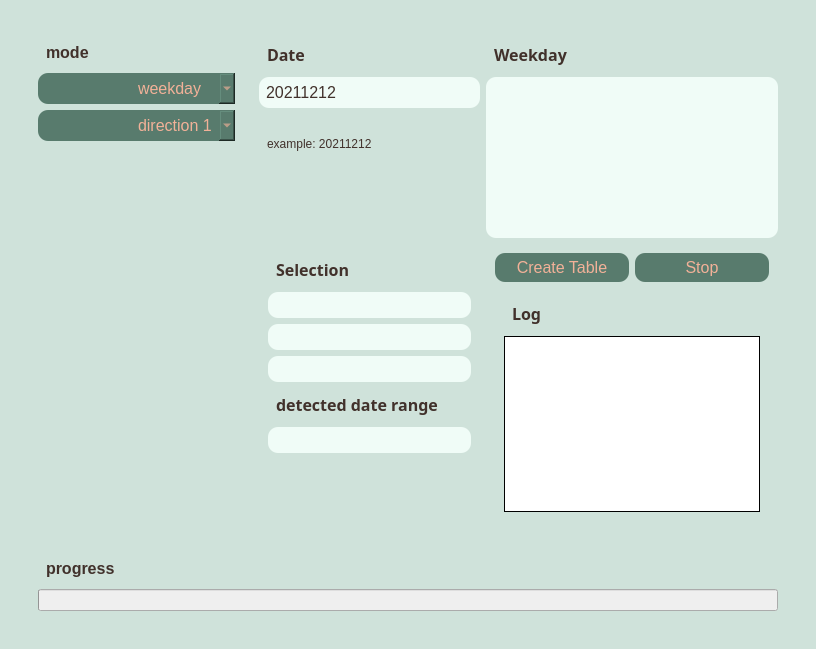
Old version of the form add_files/create_table_create.ui in the repository Themishau/GTFStoFahrplan.
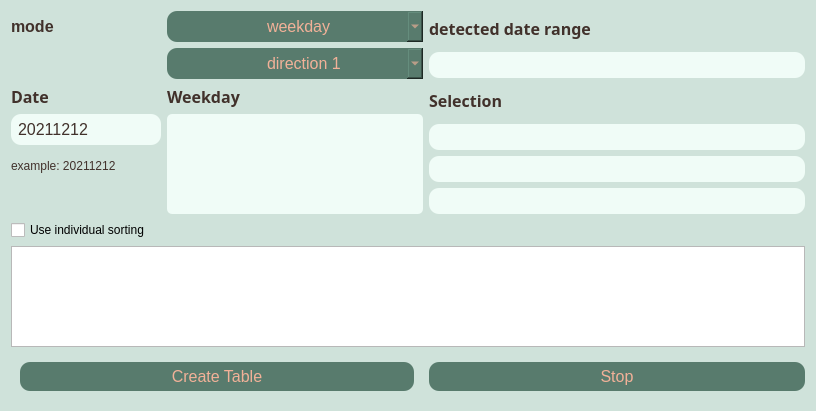
New version of the form.

Commit message: new ui elements and refactoring methods SPlash

Diff of the .ui file:
```diff
--- a/add_files/create_table_create.ui
+++ b/add_files/create_table_create.ui
@@ -7,9 +7,15 @@
     <x>0</x>
     <y>0</y>
     <width>816</width>
-    <height>649</height>
+    <height>411</height>
    </rect>
   </property>
+  <property name="sizePolicy">
+   <sizepolicy hsizetype="MinimumExpanding" vsizetype="MinimumExpanding">
+    <horstretch>0</horstretch>
+    <verstretch>0</verstretch>
+   </sizepolicy>
+  </property>
   <property name="windowTitle">
    <string>Form</string>
   </property>
@@ -23,8 +29,7 @@
 
 #Form QListWidget {
 	background-color: #F0FCF7;
-   border-radius: 10px;
-	padding: 5px 5px 5px 5px;
+   border-radius: 5px;
 	text-align: center;
     color:#41312b;
 }
@@ -46,8 +51,6 @@
 }
 
 #Form QLabel {
-   border-radius: 10px;
-	padding: 5px 5px 5px 5px;
 	text-align: center;
     color:#41312b;
 }
@@ -68,18 +71,36 @@
 }</string>
   </property>
   <layout class="QGridLayout" name="gridLayout">
-   <item row="0" column="0">
-    <widget class="QWidget" name="widget_2" native="true">
-     <layout class="QGridLayout" name="gridLayout_6">
-      <item row="0" column="0">
-       <widget class="QWidget" name="widget" native="true">
-        <layout class="QGridLayout" name="gridLayout_2">
-         <item row="0" column="0">
-          <widget class="QWidget" name="widget_3" native="true">
-           <layout class="QGridLayout" name="gridLayout_4">
-            <item row="0" column="0">
-             <layout class="QGridLayout" name="gridLayout_3">
+   <item row="2" column="0" colspan="2">
+    <widget class="QTableView" name="tableView"/>
+   </item>
+   <item row="5" column="0">
+    <widget class="QWidget" name="widget_8" native="true">
+     <layout class="QGridLayout" name="gridLayout_15">
               <item row="3" column="0">
+       <widget class="QPushButton" name="btnStart">
+        <property name="enabled">
+         <bool>false</bool>
+        </property>
+        <property name="font">
+         <font>
+          <pointsize>12</pointsize>
+         </font>
+        </property>
+        <property name="styleSheet">
+         <string notr="true"/>
+        </property>
+        <property name="text">
+         <string>Create Table</string>
+        </property>
+       </widget>
+      </item>
+     </layout>
+    </widget>
+   </item>
+   <item row="0" column="0">
+    <layout class="QGridLayout" name="gridLayout_5">
+     <item row="0" column="0">
                <widget class="QLabel" name="label_12">
                 <property name="styleSheet">
                  <string notr="true"/>
@@ -89,8 +110,18 @@
                 </property>
                </widget>
               </item>
-              <item row="6" column="0">
-               <widget class="QComboBox" name="comboBox_direction">
+     <item row="4" column="0">
+      <widget class="QLabel" name="label_2">
+       <property name="styleSheet">
+        <string notr="true"/>
+       </property>
+       <property name="text">
+        <string>example: 20211212</string>
+       </property>
+      </widget>
+     </item>
+     <item row="3" column="1" rowspan="3">
+      <widget class="QListWidget" name="listDatesWeekday">
                 <property name="enabled">
                  <bool>false</bool>
                 </property>
@@ -102,19 +133,15 @@
                 <property name="styleSheet">
                  <string notr="true"/>
                 </property>
-                <item>
-                 <property name="text">
-                  <string>direction 1</string>
-                 </property>
-                </item>
-                <item>
-                 <property name="text">
-                  <string>direction 2</string>
-                 </property>
-                </item>
-               </widget>
-              </item>
-              <item row="5" column="0">
+       <property name="verticalScrollBarPolicy">
+        <enum>Qt::ScrollBarAlwaysOff</enum>
+       </property>
+       <property name="horizontalScrollBarPolicy">
+        <enum>Qt::ScrollBarAlwaysOff</enum>
+       </property>
+      </widget>
+     </item>
+     <item row="0" column="1">
                <widget class="QComboBox" name="comboBox">
                 <property name="enabled">
                  <bool>false</bool>
@@ -139,30 +166,7 @@
                 </item>
                </widget>
               </item>
-              <item row="7" column="0">
-               <spacer name="verticalSpacer">
-                <property name="orientation">
-                 <enum>Qt::Vertical</enum>
-                </property>
-                <property name="sizeHint" stdset="0">
-                 <size>
-                  <width>20</width>
-                  <height>40</height>
-                 </size>
-                </property>
-               </spacer>
-              </item>
-             </layout>
-            </item>
-           </layout>
-          </widget>
-         </item>
-         <item row="0" column="1">
-          <widget class="QWidget" name="widget_4" native="true">
-           <layout class="QGridLayout" name="gridLayout_7">
-            <item row="0" column="0">
-             <layout class="QGridLayout" name="gridLayout_5">
-              <item row="0" column="1">
+     <item row="2" column="1">
                <widget class="QLabel" name="label_6">
                 <property name="font">
                  <font>
@@ -181,17 +185,7 @@
                 </property>
                </widget>
               </item>
-              <item row="2" column="0">
-               <widget class="QLabel" name="label_2">
-                <property name="styleSheet">
-                 <string notr="true"/>
-                </property>
-                <property name="text">
-                 <string>example: 20211212</string>
-                </property>
-               </widget>
-              </item>
-              <item row="1" column="0">
+     <item row="3" column="0">
                <widget class="QLineEdit" name="lineDateInput">
                 <property name="enabled">
                  <bool>false</bool>
@@ -209,28 +203,7 @@
                 </property>
                </widget>
               </item>
-              <item row="1" column="1" rowspan="3">
-               <widget class="QListWidget" name="listDatesWeekday">
-                <property name="enabled">
-                 <bool>false</bool>
-                </property>
-                <property name="font">
-                 <font>
-                  <pointsize>12</pointsize>
-                 </font>
-                </property>
-                <property name="styleSheet">
-                 <string notr="true"/>
-                </property>
-                <property name="verticalScrollBarPolicy">
-                 <enum>Qt::ScrollBarAlwaysOff</enum>
-                </property>
-                <property name="horizontalScrollBarPolicy">
-                 <enum>Qt::ScrollBarAlwaysOff</enum>
-                </property>
-               </widget>
-              </item>
-              <item row="0" column="0">
+     <item row="2" column="0">
                <widget class="QLabel" name="label_13">
                 <property name="font">
                  <font>
@@ -249,31 +222,54 @@
                 </property>
                </widget>
               </item>
-              <item row="5" column="0">
-               <widget class="QWidget" name="widget_5" native="true">
-                <layout class="QGridLayout" name="gridLayout_9">
-                 <item row="0" column="0">
-                  <layout class="QGridLayout" name="gridLayout_8">
-                   <item row="0" column="0">
-                    <widget class="QLabel" name="label_16">
+     <item row="1" column="1">
+      <widget class="QComboBox" name="comboBox_direction">
+       <property name="enabled">
+        <bool>false</bool>
+       </property>
                      <property name="font">
                       <font>
-                       <family>72</family>
-                       <pointsize>8</pointsize>
-                       <weight>50</weight>
-                       <italic>false</italic>
-                       <bold>false</bold>
+         <pointsize>12</pointsize>
                       </font>
                      </property>
                      <property name="styleSheet">
                       <string notr="true"/>
                      </property>
+       <item>
                      <property name="text">
-                      <string>&lt;html&gt;&lt;head/&gt;&lt;body&gt;&lt;p&gt;&lt;span style=&quot; font-size:12pt; font-weight:600;&quot;&gt;Selection&lt;/span&gt;&lt;/p&gt;&lt;/body&gt;&lt;/html&gt;</string>
-                     </property>
-                    </widget>
-                   </item>
-                   <item row="3" column="0">
+         <string>direction 1</string>
+        </property>
+       </item>
+       <item>
+        <property name="text">
+         <string>direction 2</string>
+        </property>
+       </item>
+      </widget>
+     </item>
+    </layout>
+   </item>
+   <item row="5" column="1">
+    <widget class="QPushButton" name="btnStop">
+     <property name="enabled">
+      <bool>false</bool>
+     </property>
+     <property name="font">
+      <font>
+       <pointsize>12</pointsize>
+      </font>
+     </property>
+     <property name="styleSheet">
+      <string notr="true"/>
+     </property>
+     <property name="text">
+      <string>Stop</string>
+     </property>
+    </widget>
+   </item>
+   <item row="0" column="1">
+    <layout class="QGridLayout" name="gridLayout_3">
+     <item row="11" column="0">
                     <widget class="QLineEdit" name="line_Selection_agency">
                      <property name="enabled">
                       <bool>false</bool>
@@ -283,27 +279,7 @@
                      </property>
                     </widget>
                    </item>
-                   <item row="2" column="0">
-                    <widget class="QLineEdit" name="line_Selection_format">
-                     <property name="enabled">
-                      <bool>false</bool>
-                     </property>
-                     <property name="styleSheet">
-                      <string notr="true"/>
-                     </property>
-                    </widget>
-                   </item>
-                   <item row="7" column="0">
-                    <widget class="QLineEdit" name="line_Selection_date_range">
-                     <property name="enabled">
-                      <bool>false</bool>
-                     </property>
-                     <property name="styleSheet">
-                      <string notr="true"/>
-                     </property>
-                    </widget>
-                   </item>
-                   <item row="4" column="0">
+     <item row="12" column="0">
                     <widget class="QLineEdit" name="line_Selection_trips">
                      <property name="enabled">
                       <bool>false</bool>
@@ -313,7 +289,7 @@
                      </property>
                     </widget>
                    </item>
-                   <item row="6" column="0">
+     <item row="3" column="0">
                     <widget class="QLabel" name="label_17">
                      <property name="font">
                       <font>
@@ -332,74 +308,18 @@
                      </property>
                     </widget>
                    </item>
-                  </layout>
-                 </item>
-                 <item row="1" column="0">
-                  <spacer name="verticalSpacer_2">
-                   <property name="orientation">
-                    <enum>Qt::Vertical</enum>
-                   </property>
-                   <property name="sizeHint" stdset="0">
-                    <size>
-                     <width>20</width>
-                     <height>40</height>
-                    </size>
-                   </property>
-                  </spacer>
-                 </item>
-                </layout>
-               </widget>
-              </item>
-              <item row="5" column="1">
-               <widget class="QWidget" name="widget_7" native="true">
-                <layout class="QGridLayout" name="gridLayout_13">
-                 <item row="0" column="0">
-                  <layout class="QGridLayout" name="gridLayout_12">
-                   <item row="0" column="0">
-                    <widget class="QPushButton" name="btnStart">
+     <item row="4" column="0">
+      <widget class="QLineEdit" name="line_Selection_date_range">
                      <property name="enabled">
                       <bool>false</bool>
                      </property>
-                     <property name="font">
-                      <font>
-                       <pointsize>12</pointsize>
-                      </font>
-                     </property>
                      <property name="styleSheet">
                       <string notr="true"/>
                      </property>
-                     <property name="text">
-                      <string>Create Table</string>
-                     </property>
-                    </widget>
-                   </item>
-                   <item row="0" column="1">
-                    <widget class="QPushButton" name="btnStop">
-                     <property name="enabled">
-                      <bool>false</bool>
-                     </property>
-                     <property name="font">
-                      <font>
-                       <pointsize>12</pointsize>
-                      </font>
-                     </property>
-                     <property name="styleSheet">
-                      <string notr="true"/>
-                     </property>
-                     <property name="text">
-                      <string>Stop</string>
-                     </property>
-                    </widget>
-                   </item>
-                  </layout>
-                 </item>
-                 <item row="1" column="0">
-                  <widget class="QWidget" name="widget_8" native="true">
-                   <layout class="QGridLayout" name="gridLayout_15">
-                    <item row="0" column="0">
-                     <layout class="QGridLayout" name="gridLayout_14">
-                      <item row="0" column="0">
-                       <widget class="QLabel" name="label_7">
+      </widget>
+     </item>
+     <item row="9" column="0">
+      <widget class="QLabel" name="label_16">
                         <property name="font">
                          <font>
                           <family>72</family>
@@ -413,94 +333,27 @@
                          <string notr="true"/>
                         </property>
                         <property name="text">
-                         <string>&lt;html&gt;&lt;head/&gt;&lt;body&gt;&lt;p&gt;&lt;span style=&quot; font-size:12pt; font-weight:600;&quot;&gt;Log&lt;/span&gt;&lt;/p&gt;&lt;/body&gt;&lt;/html&gt;</string>
+        <string>&lt;html&gt;&lt;head/&gt;&lt;body&gt;&lt;p&gt;&lt;span style=&quot; font-size:12pt; font-weight:600;&quot;&gt;Selection&lt;/span&gt;&lt;/p&gt;&lt;/body&gt;&lt;/html&gt;</string>
                         </property>
                        </widget>
                       </item>
-                      <item row="1" column="0">
-                       <widget class="QTextBrowser" name="textBrowser">
-                        <property name="styleSheet">
-                         <string notr="true"/>
-                        </property>
-                        <property name="frameShape">
-                         <enum>QFrame::Box</enum>
-                        </property>
-                        <property name="frameShadow">
-                         <enum>QFrame::Plain</enum>
-                        </property>
-                        <property name="verticalScrollBarPolicy">
-                         <enum>Qt::ScrollBarAlwaysOff</enum>
-                        </property>
-                        <property name="horizontalScrollBarPolicy">
-                         <enum>Qt::ScrollBarAlwaysOff</enum>
-                        </property>
-                       </widget>
-                      </item>
-                     </layout>
-                    </item>
-                   </layout>
-                  </widget>
-                 </item>
-                </layout>
-               </widget>
-              </item>
-             </layout>
-            </item>
-           </layout>
-          </widget>
-         </item>
-         <item row="1" column="0" colspan="2">
-          <widget class="QWidget" name="widget_6" native="true">
-           <layout class="QGridLayout" name="gridLayout_11">
-            <item row="0" column="0">
-             <layout class="QGridLayout" name="gridLayout_10">
-              <item row="0" column="0">
-               <widget class="QLabel" name="label_14">
-                <property name="styleSheet">
-                 <string notr="true"/>
-                </property>
-                <property name="text">
-                 <string>&lt;html&gt;&lt;head/&gt;&lt;body&gt;&lt;p&gt;&lt;span style=&quot; font-size:12pt; font-weight:600;&quot;&gt;progress&lt;/span&gt;&lt;/p&gt;&lt;/body&gt;&lt;/html&gt;</string>
-                </property>
-               </widget>
-              </item>
-              <item row="1" column="0">
-               <widget class="QProgressBar" name="progressBar">
+     <item row="10" column="0">
+      <widget class="QLineEdit" name="line_Selection_format">
                 <property name="enabled">
                  <bool>false</bool>
                 </property>
                 <property name="styleSheet">
                  <string notr="true"/>
                 </property>
-                <property name="value">
-                 <number>0</number>
-                </property>
-                <property name="alignment">
-                 <set>Qt::AlignJustify|Qt::AlignVCenter</set>
-                </property>
-                <property name="textVisible">
-                 <bool>false</bool>
-                </property>
-                <property name="orientation">
-                 <enum>Qt::Horizontal</enum>
-                </property>
-                <property name="textDirection">
-                 <enum>QProgressBar::TopToBottom</enum>
-                </property>
-                <property name="format">
-                 <string> %p%</string>
-                </property>
                </widget>
               </item>
              </layout>
             </item>
-           </layout>
-          </widget>
-         </item>
-        </layout>
-       </widget>
-      </item>
-     </layout>
+   <item row="1" column="0">
+    <widget class="QCheckBox" name="UseIndividualSorting">
+     <property name="text">
+      <string>Use individual sorting</string>
+     </property>
     </widget>
    </item>
   </layout>
```
Lines whose indentation alone changed are shown as unchanged. The commit also changes 3 other files.
